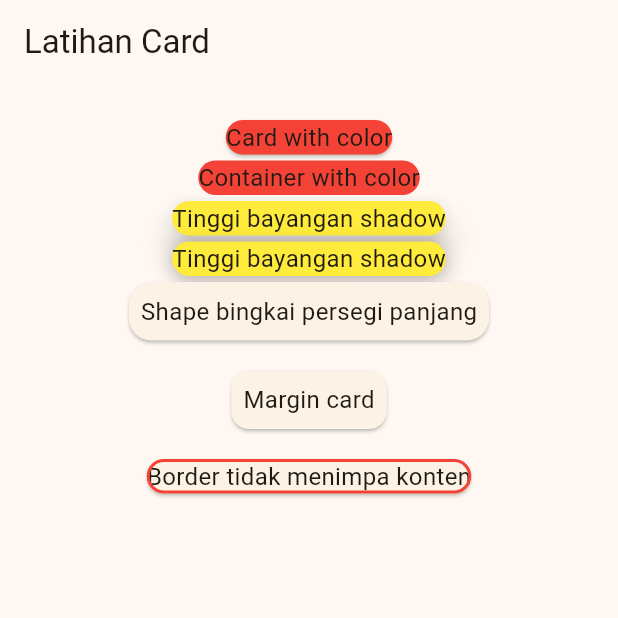
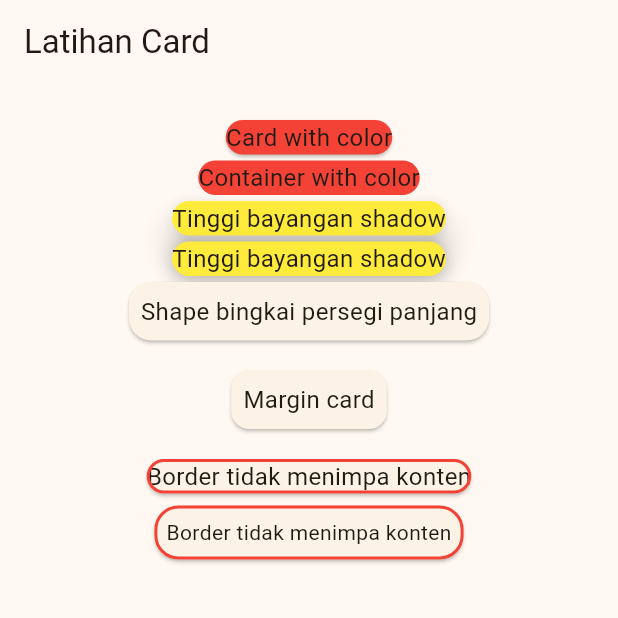
Before and after one commit to annddvaa/Tugas_week_8_1123150164, a Flutter app: the screen it shows after launch, on a phone screen of 412 x 824 dp, the top half of it. Run offline on Flutter 3.47's test engine with Material 3 defaults, Android fonts, the phone set to English and light mode, and no system bars.

Commit message:
membuat borderOnForeground ke 2 menggunakan padding

```diff
--- a/lib/pages/latihancard.dart
+++ b/lib/pages/latihancard.dart
@@ -87,10 +87,17 @@ class Latihancard extends StatelessWidget {
                     "Border tidak menimpa konten",
                     style: TextStyle(fontSize: 16.0),
                   ),
-                  // child: Padding(
-                  // padding: EdgeInsets.all(8),
-                  // child: Text("Border tidak menimpa konten"),
-                  // ),
+                ),
+                Card(
+                  shape: RoundedRectangleBorder(
+                    borderRadius: BorderRadius.circular(16),
+                    side: BorderSide(color: Colors.red, width: 2),
+                  ),
+                  borderOnForeground: true, // false
+                  child: Padding(
+                    padding: EdgeInsets.all(8),
+                    child: Text("Border tidak menimpa konten"),
+                  ),
                 ),
               ],
             ),
```
